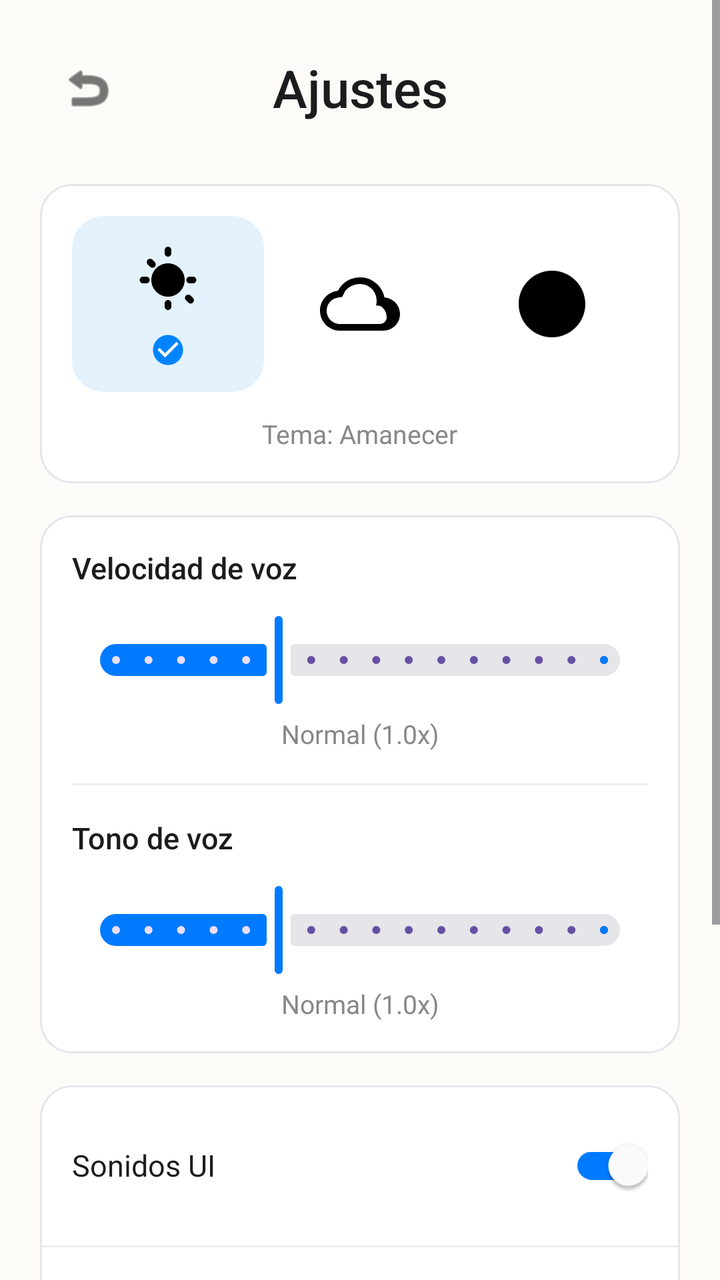
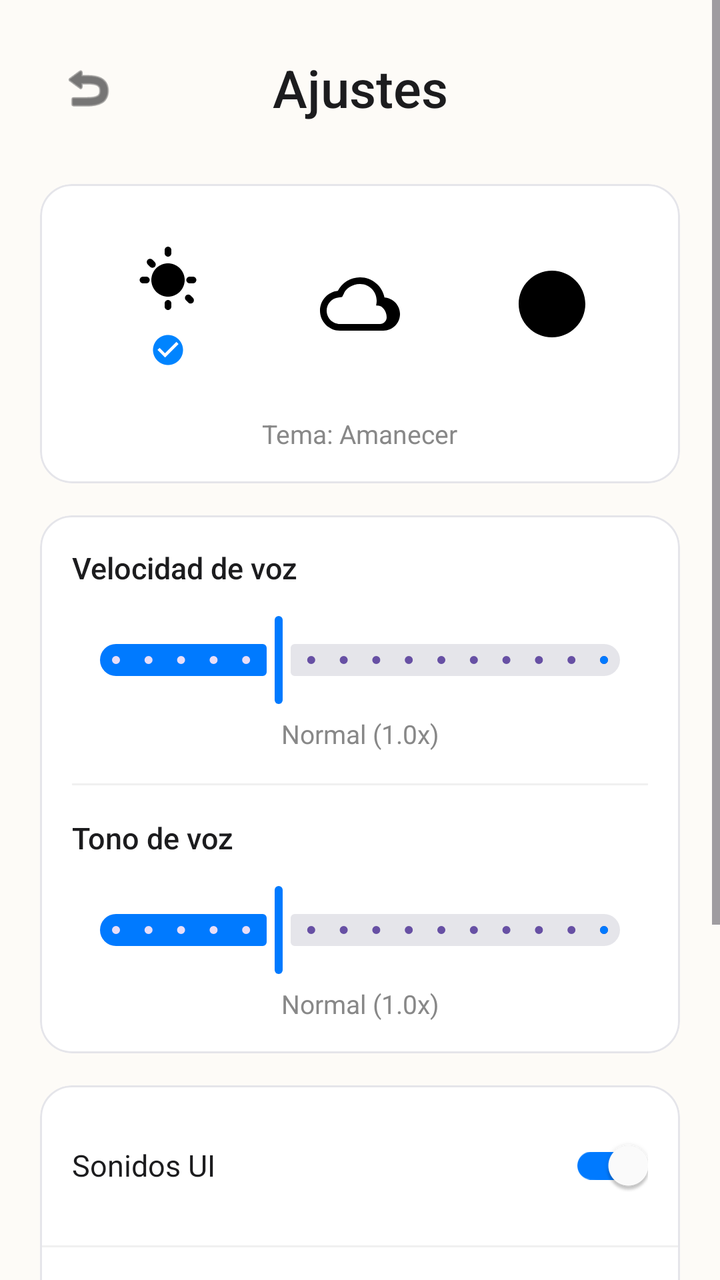

An Android layout rendered at two revisions. The XML below is the earlier revision; the diff shows what the commit changed to produce the second picture.
<!-- AndroidManifest.xml: activity theme Theme.OASIS -->
<!-- res/layout/activity_settings.xml -->
<?xml version="1.0" encoding="utf-8"?>
<ScrollView xmlns:android="http://schemas.android.com/apk/res/android"
    xmlns:app="http://schemas.android.com/apk/res-auto"
    android:layout_width="match_parent"
    android:layout_height="match_parent"
    android:background="#FDFBF7">

    <LinearLayout
        android:layout_width="match_parent"
        android:layout_height="wrap_content"
        android:orientation="vertical"
        android:padding="20dp">

        
        <LinearLayout
            android:layout_width="match_parent"
            android:layout_height="wrap_content"
            android:orientation="horizontal"
            android:gravity="center_vertical"
            android:layout_marginBottom="24dp">

            <ImageView
                android:id="@+id/btn_back"
                android:layout_width="48dp"
                android:layout_height="48dp"
                android:src="@android:drawable/ic_menu_revert"
                android:contentDescription="Volver"
                android:padding="10dp"
                android:background="?attr/selectableItemBackgroundBorderless"
                android:tint="#1C1C1E" />

            <TextView
                android:id="@+id/settings_title"
                android:layout_width="0dp"
                android:layout_height="wrap_content"
                android:layout_weight="1"
                android:text="Ajustes"
                android:textSize="26sp"
                android:textColor="#1C1C1E"
                android:fontFamily="sans-serif-medium"
                android:gravity="center" />

            <View
                android:layout_width="48dp"
                android:layout_height="48dp" />
        </LinearLayout>

        
        <com.google.android.material.card.MaterialCardView
            android:layout_width="match_parent"
            android:layout_height="wrap_content"
            app:cardCornerRadius="16dp"
            app:cardElevation="0dp"
            app:strokeWidth="1dp"
            app:strokeColor="#E5E5EA"
            android:layout_marginBottom="16dp"
            app:cardBackgroundColor="#FFFFFF">

            <LinearLayout
                android:layout_width="match_parent"
                android:layout_height="wrap_content"
                android:orientation="vertical"
                android:padding="16dp">

                <LinearLayout
                    android:layout_width="match_parent"
                    android:layout_height="wrap_content"
                    android:orientation="horizontal"
                    android:gravity="center">

                    <LinearLayout
                        android:id="@+id/theme_sol"
                        android:layout_width="0dp"
                        android:layout_height="wrap_content"
                        android:layout_weight="1"
                        android:orientation="vertical"
                        android:gravity="center"
                        android:padding="12dp"
                        android:background="@drawable/bg_theme_selected"
                        android:clickable="true"
                        android:focusable="true">

                        <ImageView
                            android:layout_width="40dp"
                            android:layout_height="40dp"
                            android:src="@drawable/ic_sol"
                            android:contentDescription="Sol" />

                        <ImageView
                            android:id="@+id/indicator_sol"
                            android:layout_width="18dp"
                            android:layout_height="18dp"
                            android:layout_marginTop="6dp"
                            android:src="@drawable/ic_check_circle_blue"
                            android:visibility="visible" />
                    </LinearLayout>

                    <LinearLayout
                        android:id="@+id/theme_nubes"
                        android:layout_width="0dp"
                        android:layout_height="wrap_content"
                        android:layout_weight="1"
                        android:orientation="vertical"
                        android:gravity="center"
                        android:padding="12dp"
                        android:background="?attr/selectableItemBackgroundBorderless"
                        android:clickable="true"
                        android:focusable="true">

                        <ImageView
                            android:layout_width="40dp"
                            android:layout_height="40dp"
                            android:src="@drawable/ic_nubes"
                            android:contentDescription="Nubes" />

                        <ImageView
                            android:id="@+id/indicator_nubes"
                            android:layout_width="18dp"
                            android:layout_height="18dp"
                            android:layout_marginTop="6dp"
                            android:src="@drawable/ic_check_circle_blue"
                            android:visibility="gone" />
                    </LinearLayout>

                    <LinearLayout
                        android:id="@+id/theme_luna"
                        android:layout_width="0dp"
                        android:layout_height="wrap_content"
                        android:layout_weight="1"
                        android:orientation="vertical"
                        android:gravity="center"
                        android:padding="12dp"
                        android:background="?attr/selectableItemBackgroundBorderless"
                        android:clickable="true"
                        android:focusable="true">

                        <ImageView
                            android:layout_width="40dp"
                            android:layout_height="40dp"
                            android:src="@drawable/ic_luna"
                            android:contentDescription="Luna" />

                        <ImageView
                            android:id="@+id/indicator_luna"
                            android:layout_width="18dp"
                            android:layout_height="18dp"
                            android:layout_marginTop="6dp"
                            android:src="@drawable/ic_check_circle_blue"
                            android:visibility="gone" />
                    </LinearLayout>
                </LinearLayout>

                <TextView
                    android:id="@+id/text_theme"
                    android:layout_width="wrap_content"
                    android:layout_height="wrap_content"
                    android:layout_gravity="center"
                    android:text="Tema: Amanecer"
                    android:textSize="13sp"
                    android:textColor="#888888"
                    android:layout_marginTop="12dp" />
            </LinearLayout>
        </com.google.android.material.card.MaterialCardView>

        
        <com.google.android.material.card.MaterialCardView
            android:layout_width="match_parent"
            android:layout_height="wrap_content"
            app:cardCornerRadius="16dp"
            app:cardElevation="0dp"
            app:strokeWidth="1dp"
            app:strokeColor="#E5E5EA"
            android:layout_marginBottom="16dp"
            app:cardBackgroundColor="#FFFFFF">

            <LinearLayout
                android:layout_width="match_parent"
                android:layout_height="wrap_content"
                android:orientation="vertical"
                android:padding="16dp">

                
                <TextView
                    android:layout_width="wrap_content"
                    android:layout_height="wrap_content"
                    android:text="Velocidad de voz"
                    android:textSize="15sp"
                    android:textColor="#1C1C1E"
                    android:fontFamily="sans-serif-medium"
                    android:layout_marginBottom="12dp" />

                <com.google.android.material.slider.Slider
                    android:id="@+id/seekbar_tts_speed"
                    android:layout_width="match_parent"
                    android:layout_height="wrap_content"
                    android:valueFrom="0.5"
                    android:valueTo="2.0"
                    android:value="1.0"
                    android:stepSize="0.1"
                    app:thumbColor="#007AFF"
                    app:trackColorActive="#007AFF"
                    app:trackColorInactive="#E5E5EA" />

                <TextView
                    android:id="@+id/text_tts_speed_value"
                    android:layout_width="match_parent"
                    android:layout_height="wrap_content"
                    android:text="Normal (1.0x)"
                    android:textSize="13sp"
                    android:textColor="#888888"
                    android:gravity="center"
                    android:layout_marginTop="4dp" />

                <View
                    android:layout_width="match_parent"
                    android:layout_height="1dp"
                    android:background="#F0F0F0"
                    android:layout_marginVertical="16dp" />

                
                <TextView
                    android:layout_width="wrap_content"
                    android:layout_height="wrap_content"
                    android:text="Tono de voz"
                    android:textSize="15sp"
                    android:textColor="#1C1C1E"
                    android:fontFamily="sans-serif-medium"
                    android:layout_marginBottom="12dp" />

                <com.google.android.material.slider.Slider
                    android:id="@+id/seekbar_tts_pitch"
                    android:layout_width="match_parent"
                    android:layout_height="wrap_content"
                    android:valueFrom="0.5"
                    android:valueTo="2.0"
                    android:value="1.0"
                    android:stepSize="0.1"
                    app:thumbColor="#007AFF"
                    app:trackColorActive="#007AFF"
                    app:trackColorInactive="#E5E5EA" />

                <TextView
                    android:id="@+id/text_tts_pitch_value"
                    android:layout_width="match_parent"
                    android:layout_height="wrap_content"
                    android:text="Normal (1.0x)"
                    android:textSize="13sp"
                    android:textColor="#888888"
                    android:gravity="center"
                    android:layout_marginTop="4dp" />
            </LinearLayout>
        </com.google.android.material.card.MaterialCardView>

        
        <com.google.android.material.card.MaterialCardView
            android:layout_width="match_parent"
            android:layout_height="wrap_content"
            app:cardCornerRadius="16dp"
            app:cardElevation="0dp"
            app:strokeWidth="1dp"
            app:strokeColor="#E5E5EA"
            app:cardBackgroundColor="#FFFFFF">

            <LinearLayout
                android:layout_width="match_parent"
                android:layout_height="wrap_content"
                android:orientation="vertical">

                
                <LinearLayout
                    android:layout_width="match_parent"
                    android:layout_height="wrap_content"
                    android:orientation="horizontal"
                    android:gravity="center_vertical"
                    android:padding="16dp">

                    <TextView
                        android:id="@+id/text_sounds"
                        android:layout_width="0dp"
                        android:layout_height="wrap_content"
                        android:layout_weight="1"
                        android:text="Sonidos UI"
                        android:textSize="15sp"
                        android:textColor="#1C1C1E" />

                    <com.google.android.material.switchmaterial.SwitchMaterial
                        android:id="@+id/led_sounds"
                        android:layout_width="wrap_content"
                        android:layout_height="wrap_content"
                        android:checked="true"
                        app:thumbTint="#FFFFFF"
                        app:trackTint="#007AFF" />
                </LinearLayout>

                <View android:layout_width="match_parent" android:layout_height="1dp" android:background="#F0F0F0" />

                
                <LinearLayout
                    android:layout_width="match_parent"
                    android:layout_height="wrap_content"
                    android:orientation="horizontal"
                    android:gravity="center_vertical"
                    android:padding="16dp">

                    <TextView
                        android:id="@+id/text_tts_enabled"
                        android:layout_width="0dp"
                        android:layout_height="wrap_content"
                        android:layout_weight="1"
                        android:text="Voz asistente"
                        android:textSize="15sp"
                        android:textColor="#1C1C1E" />

                    <com.google.android.material.switchmaterial.SwitchMaterial
                        android:id="@+id/led_tts_enabled"
                        android:layout_width="wrap_content"
                        android:layout_height="wrap_content"
                        android:checked="true"
                        app:thumbTint="#FFFFFF"
                        app:trackTint="#007AFF" />
                </LinearLayout>

                <View android:layout_width="match_parent" android:layout_height="1dp" android:background="#F0F0F0" />

                
                <LinearLayout
                    android:layout_width="match_parent"
                    android:layout_height="wrap_content"
                    android:orientation="horizontal"
                    android:gravity="center_vertical"
                    android:padding="16dp">

                    <TextView
                        android:id="@+id/text_overlay"
                        android:layout_width="0dp"
                        android:layout_height="wrap_content"
                        android:layout_weight="1"
                        android:text="Asistente flotante"
                        android:textSize="15sp"
                        android:textColor="#1C1C1E" />

                    <com.google.android.material.switchmaterial.SwitchMaterial
                        android:id="@+id/led_overlay"
                        android:layout_width="wrap_content"
                        android:layout_height="wrap_content"
                        android:checked="false"
                        app:thumbTint="#FFFFFF"
                        app:trackTint="#007AFF" />
                </LinearLayout>

                <View android:layout_width="match_parent" android:layout_height="1dp" android:background="#F0F0F0" />

                
                <LinearLayout
                    android:layout_width="match_parent"
                    android:layout_height="wrap_content"
                    android:orientation="horizontal"
                    android:gravity="center_vertical"
                    android:padding="16dp">

                    <TextView
                        android:id="@+id/text_hide_clock"
                        android:layout_width="0dp"
                        android:layout_height="wrap_content"
                        android:layout_weight="1"
                        android:text="Ocultar reloj"
                        android:textSize="15sp"
                        android:textColor="#1C1C1E" />

                    <com.google.android.material.switchmaterial.SwitchMaterial
                        android:id="@+id/led_hide_clock"
                        android:layout_width="wrap_content"
                        android:layout_height="wrap_content"
                        android:checked="true"
                        app:thumbTint="#FFFFFF"
                        app:trackTint="#007AFF" />
                </LinearLayout>
            </LinearLayout>
        </com.google.android.material.card.MaterialCardView>

    </LinearLayout>
</ScrollView>
<!-- resources referenced by this layout -->
<resources>
  <!-- drawable bg_theme_selected (drawable) -->
  <?xml version="1.0" encoding="utf-8"?>
  <shape xmlns:android="http://schemas.android.com/apk/res/android" android:shape="rectangle">
      <solid android:color="#E3F2FD" />
      <corners android:radius="16dp" />
  </shape>
  <!-- drawable ic_check_circle_blue (drawable) -->
  <vector xmlns:android="http://schemas.android.com/apk/res/android"
      android:width="24dp"
      android:height="24dp"
      android:viewportWidth="24"
      android:viewportHeight="24">
      <path
          android:fillColor="#0084FF"
          android:pathData="M12,2C6.48,2 2,6.48 2,12s4.48,10 10,10 10,-4.48 10,-10S17.52,2 12,2z" />
      <path
          android:fillColor="#FFFFFF"
          android:pathData="M10,17l-5,-5l1.41,-1.41L10,14.17l7.59,-7.59L19,8l-9,9z" />
  </vector>
  <!-- drawable ic_luna (drawable) -->
  <vector xmlns:android="http://schemas.android.com/apk/res/android"
      android:width="32dp"
      android:height="32dp"
      android:viewportWidth="24"
      android:viewportHeight="24">
      <path
          android:fillColor="#000000"
          android:pathData="M12,2C6.48,2 2,6.48 2,12s4.48,10 10,10 10,-4.48 10,-10S17.52,2 12,2zM12,4a8,8 0 1,0 0,16 4,4 0 1,1 0,-16z" />
  </vector>
  <!-- drawable ic_nubes (drawable) -->
  <vector xmlns:android="http://schemas.android.com/apk/res/android"
      android:width="32dp"
      android:height="32dp"
      android:viewportWidth="24"
      android:viewportHeight="24">
      <path
          android:fillColor="#000000"
          android:pathData="M19.35,10.04C18.67,6.59 15.64,4 12,4 9.11,4 6.6,5.64 5.35,8.04 2.34,8.36 0,10.91 0,14c0,3.31 2.69,6 6,6h13c2.76,0 5-2.24 5-5 0-2.64-2.05-4.78-4.65-4.96zM19,18H6c-2.21,0-4-1.79-4-4 0-2.05 1.53-3.76 3.56-3.97l1.07-0.11 0.5-0.95C7.62,7.46 9.7,6 12,6c2.76,0 5,2.24 5,5 0,0.23-0.02,0.46-0.05,0.68l-0.11,0.76 0.76,0.05C18.55,12.52 20,13.96 20,16c0,1.1-0.9,2-2,2z"/>
  </vector>
  <!-- drawable ic_sol (drawable) -->
  <vector xmlns:android="http://schemas.android.com/apk/res/android"
      android:width="32dp"
      android:height="32dp"
      android:viewportWidth="24"
      android:viewportHeight="24">
      <path
          android:fillColor="#000000"
          android:pathData="M12,7c-2.76,0-5,2.24-5,5s2.24,5 5,5 5,-2.24 5,-5-2.24,-5-5,-5zM12,2c-0.55,0-1,0.45-1,1v1c0,0.55 0.45,1 1,1s1-0.45 1-1V3c0-0.55-0.45-1-1-1zM12,18c-0.55,0-1,0.45-1,1v1c0,0.55 0.45,1 1,1s1-0.45 1-1v-1c0-0.55-0.45-1-1-1zM4.5,11c-0.55,0-1,0.45-1,1s0.45,1 1,1h1c0.55,0 1-0.45 1-1s-0.45-1-1-1h-1zM18.5,11c-0.55,0-1,0.45-1,1s0.45,1 1,1h1c0.55,0 1-0.45 1-1s-0.45-1-1-1h-1zM5.92,5.92c-0.39,0.39-0.39,1.02 0,1.41l0.71,0.71c0.39,0.39 1.02,0.39 1.41,0s0.39-1.02 0-1.41l-0.71-0.71c-0.39-0.39-1.02-0.39-1.41,0zM17.37,16.66c-0.39,0.39-0.39,1.02 0,1.41l0.71,0.71c0.39,0.39 1.02,0.39 1.41,0s0.39-1.02 0-1.41l-0.71-0.71c-0.39-0.39-1.02-0.39-1.41,0z"/>
  </vector>
  <style name="Theme.OASIS" parent="Theme.Material3.DayNight.NoActionBar">
          <item name="android:statusBarColor">@color/status_bar_amanecer</item>
          <item name="android:windowLightStatusBar">true</item>
      </style>
  <color name="status_bar_amanecer">#FFE0B2</color>
</resources>

<!-- the commit's change to res/layout/activity_settings.xml (unified diff, before → after) -->
@@ -68,6 +68,7 @@
                     android:orientation="horizontal"
                     android:gravity="center">
 
+                    
                     <LinearLayout
                         android:id="@+id/theme_sol"
                         android:layout_width="0dp"
@@ -76,7 +77,7 @@
                         android:orientation="vertical"
                         android:gravity="center"
                         android:padding="12dp"
-                        android:background="@drawable/bg_theme_selected"
+                        android:background="?attr/selectableItemBackgroundBorderless"
                         android:clickable="true"
                         android:focusable="true">
 
@@ -179,7 +180,6 @@
                 android:orientation="vertical"
                 android:padding="16dp">
 
-                
                 <TextView
                     android:layout_width="wrap_content"
                     android:layout_height="wrap_content"
@@ -217,7 +217,6 @@
                     android:background="#F0F0F0"
                     android:layout_marginVertical="16dp" />
 
-                
                 <TextView
                     android:layout_width="wrap_content"
                     android:layout_height="wrap_content"
@@ -266,7 +265,6 @@
                 android:layout_height="wrap_content"
                 android:orientation="vertical">
 
-                
                 <LinearLayout
                     android:layout_width="match_parent"
                     android:layout_height="wrap_content"
@@ -294,7 +292,6 @@
 
                 <View android:layout_width="match_parent" android:layout_height="1dp" android:background="#F0F0F0" />
 
-                
                 <LinearLayout
                     android:layout_width="match_parent"
                     android:layout_height="wrap_content"
@@ -322,7 +319,6 @@
 
                 <View android:layout_width="match_parent" android:layout_height="1dp" android:background="#F0F0F0" />
 
-                
                 <LinearLayout
                     android:layout_width="match_parent"
                     android:layout_height="wrap_content"
@@ -350,7 +346,6 @@
 
                 <View android:layout_width="match_parent" android:layout_height="1dp" android:background="#F0F0F0" />
 
-                
                 <LinearLayout
                     android:layout_width="match_parent"
                     android:layout_height="wrap_content"
<!-- resource entries referenced after the edit -->
@@ -1,11 +1,5 @@
 <!-- resources referenced by this layout -->
 <resources>
-  <!-- drawable bg_theme_selected (drawable) -->
-  <?xml version="1.0" encoding="utf-8"?>
-  <shape xmlns:android="http://schemas.android.com/apk/res/android" android:shape="rectangle">
-      <solid android:color="#E3F2FD" />
-      <corners android:radius="16dp" />
-  </shape>
   <!-- drawable ic_check_circle_blue (drawable) -->
   <vector xmlns:android="http://schemas.android.com/apk/res/android"
       android:width="24dp"
